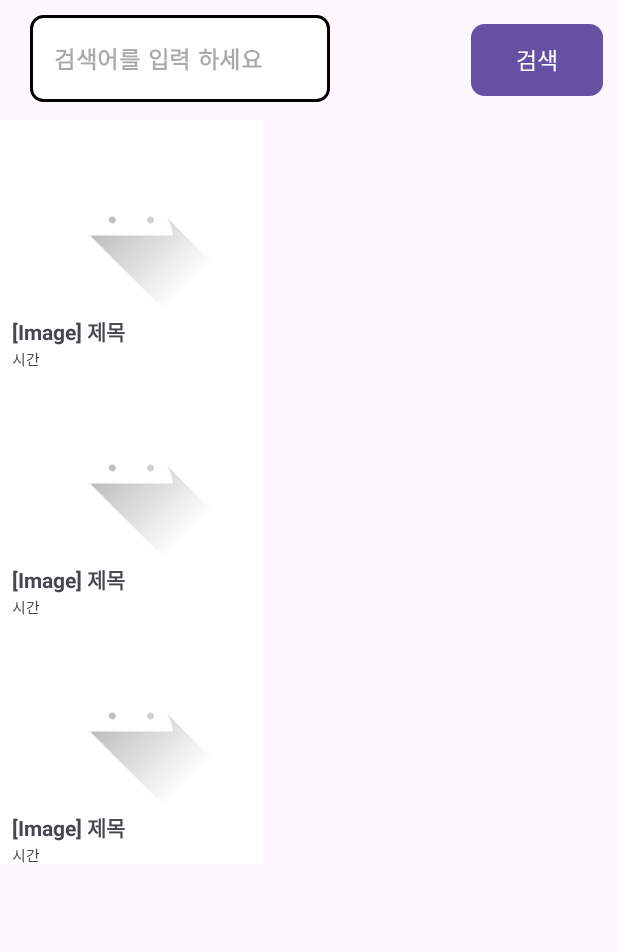
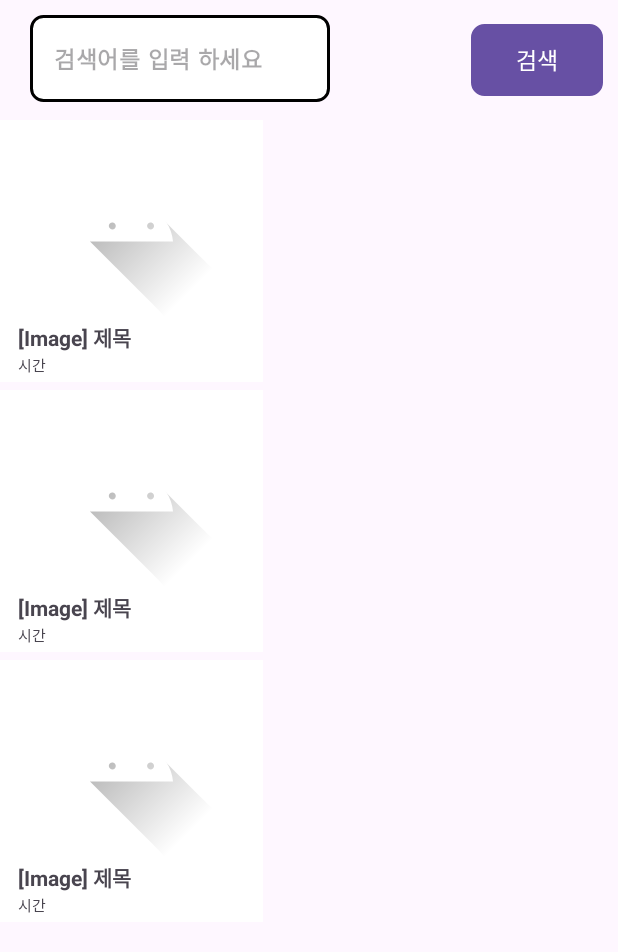
Before and after one commit to wonjun3026/KaKaobankProject, an Android app: the layout fragment_search.xml on its own in the app's theme, with its tools: preview values and no code run, on a phone screen of 412 x 824 dp. Shown: the top 952 px of the screen. Run offline under Robolectric (Android 15) with nearby library versions, the light colour scheme and no system bars; network calls fail.

Commit message:
검색 기능 추가

```diff
--- a/app/src/main/java/com/android/kakaobankproject/SearchFragment.kt
+++ b/app/src/main/java/com/android/kakaobankproject/SearchFragment.kt
@@ -41,12 +41,13 @@ class SearchFragment : Fragment() {
         binding.searchButton.setOnClickListener {
             search = binding.editSearch.text.toString()
             searchData(setupSearchParameter(search))
+            searchAdapter.notifyDataSetChanged()
         }
 
         binding.searchRecyclerView.apply {
             adapter = searchAdapter
             layoutManager = LinearLayoutManager(this@SearchFragment.context)
-            Toast.makeText(requireContext(), search, Toast.LENGTH_SHORT).show()
+
 
         }
 
@@ -66,8 +67,7 @@ class SearchFragment : Fragment() {
     private fun searchData(param: HashMap<String, String>) = lifecycleScope.launch {
         val kakaoDto = NetWorkClient.searchNetWork.getImage("KakaoAK 5e8528dc4a83dcfa1bc04bb05cec677c", param)
         Log.d("Parsing search ::", kakaoDto.toString())
-        items = kakaoDto.documents!!
-
+        items = kakaoDto.documents
         SearchData.searchList = items
     }
 
--- a/app/src/main/res/layout/fragment_search.xml
+++ b/app/src/main/res/layout/fragment_search.xml
@@ -53,14 +53,14 @@
 
     <androidx.recyclerview.widget.RecyclerView
         android:id="@+id/searchRecyclerView"
-        android:layout_width="0dp"
-        android:layout_height="0dp"
+        android:layout_width="match_parent"
+        android:layout_height="match_parent"
+        android:layout_marginTop="80dp"
+        android:layout_marginBottom="80dp"
         app:layout_constraintBottom_toBottomOf="parent"
         app:layout_constraintEnd_toEndOf="parent"
         app:layout_constraintStart_toStartOf="parent"
         app:layout_constraintTop_toBottomOf="@+id/constraintLayout"
         tools:listitem="@layout/item_recycler_view_grid" />
 
-
-
 </androidx.constraintlayout.widget.ConstraintLayout>
--- a/app/src/main/res/layout/item_recycler_view_grid.xml
+++ b/app/src/main/res/layout/item_recycler_view_grid.xml
@@ -4,12 +4,14 @@
     xmlns:app="http://schemas.android.com/apk/res-auto"
     xmlns:tools="http://schemas.android.com/tools"
     android:layout_width="175dp"
-    android:layout_height="165dp">
+    android:layout_height="180dp">
 
     <androidx.constraintlayout.widget.ConstraintLayout
         android:layout_width="match_parent"
-        android:layout_height="165dp"
-        android:background="@color/white">
+        android:layout_height="wrap_content"
+        android:background="@color/white"
+        android:padding="4dp"
+        >
 
         <ImageView
             android:id="@+id/imageView"
```
Also changed, not shown: app/src/main/java/com/android/kakaobankproject/kakaoData/SearchData.kt (+4 -15 lines), app/src/main/java/com/android/kakaobankproject/recyclerView/SearchAdapter.kt (+7 -7 lines).
